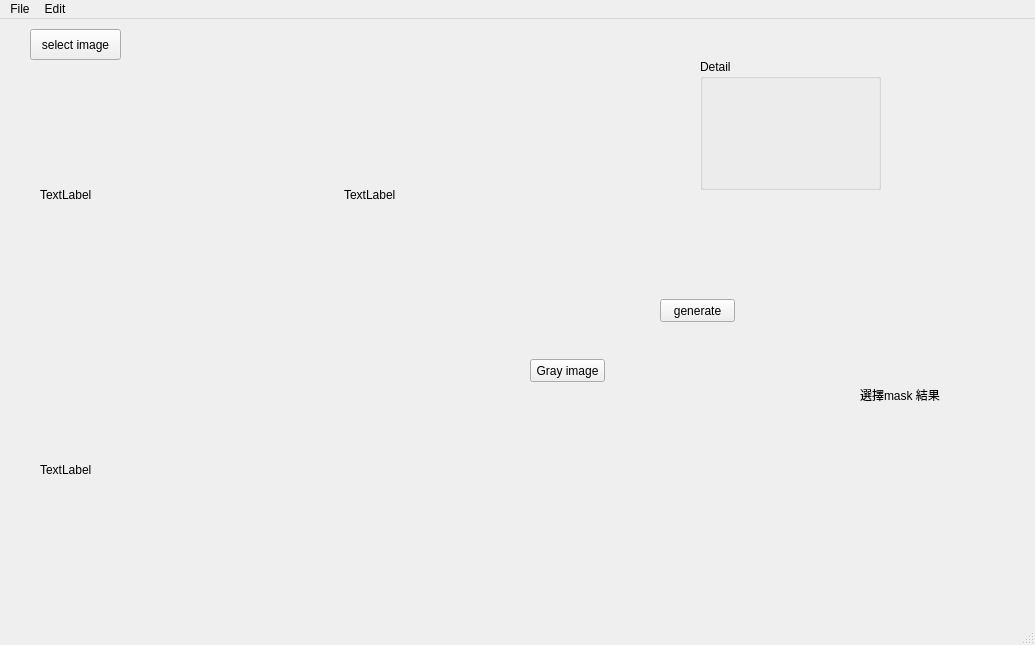
Qt form ui6/pyui.ui (monero778176/AIP2020) before a commit.
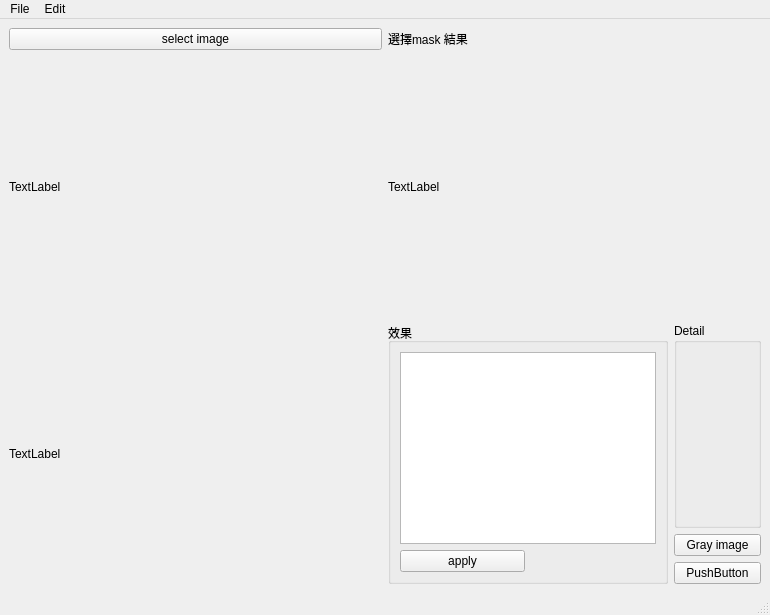
The same form after that commit.

```diff
--- a/ui6/pyui.ui
+++ b/ui6/pyui.ui
@@ -6,148 +6,125 @@
    <rect>
     <x>0</x>
     <y>0</y>
-    <width>1035</width>
-    <height>645</height>
+    <width>770</width>
+    <height>615</height>
    </rect>
   </property>
   <property name="windowTitle">
    <string>MainWindow</string>
   </property>
   <widget class="QWidget" name="centralwidget">
-   <widget class="QWidget" name="horizontalLayoutWidget">
-    <property name="geometry">
-     <rect>
-      <x>40</x>
-      <y>50</y>
-      <width>601</width>
-      <height>251</height>
-     </rect>
-    </property>
-    <layout class="QHBoxLayout" name="horizontalLayout">
-     <item>
-      <widget class="QLabel" name="lb_input">
-       <property name="text">
-        <string>TextLabel</string>
-       </property>
-      </widget>
-     </item>
-     <item>
-      <widget class="QLabel" name="lb_output">
-       <property name="text">
-        <string>TextLabel</string>
-       </property>
-      </widget>
-     </item>
-    </layout>
-   </widget>
-   <widget class="QPushButton" name="btn_select_img">
-    <property name="geometry">
-     <rect>
-      <x>30</x>
-      <y>10</y>
-      <width>91</width>
-      <height>31</height>
-     </rect>
-    </property>
-    <property name="text">
-     <string>select image</string>
-    </property>
-   </widget>
-   <widget class="QPushButton" name="pushButton">
-    <property name="geometry">
-     <rect>
-      <x>660</x>
-      <y>280</y>
-      <width>75</width>
-      <height>23</height>
-     </rect>
-    </property>
-    <property name="text">
-     <string>generate</string>
-    </property>
-   </widget>
-   <widget class="QGroupBox" name="groupBox">
-    <property name="geometry">
-     <rect>
-      <x>700</x>
-      <y>40</y>
-      <width>181</width>
-      <height>131</height>
-     </rect>
-    </property>
-    <property name="title">
-     <string>Detail</string>
-    </property>
-    <widget class="QLabel" name="lb_detail">
-     <property name="geometry">
-      <rect>
-       <x>0</x>
-       <y>20</y>
-       <width>161</width>
-       <height>91</height>
-      </rect>
-     </property>
-     <property name="text">
-      <string/>
-     </property>
-    </widget>
-   </widget>
-   <widget class="QLabel" name="lb_mask_result">
-    <property name="geometry">
-     <rect>
-      <x>860</x>
-      <y>350</y>
-      <width>111</width>
-      <height>51</height>
-     </rect>
-    </property>
-    <property name="text">
-     <string>選擇mask 結果</string>
-    </property>
-   </widget>
-   <widget class="QWidget" name="horizontalLayoutWidget_2">
-    <property name="geometry">
-     <rect>
-      <x>40</x>
-      <y>310</y>
-      <width>441</width>
-      <height>281</height>
-     </rect>
-    </property>
-    <layout class="QHBoxLayout" name="horizontalLayout_2">
-     <item>
-      <widget class="QLabel" name="lb_hist">
-       <property name="text">
-        <string>TextLabel</string>
-       </property>
-      </widget>
-     </item>
-    </layout>
-   </widget>
-   <widget class="QPushButton" name="btn_gray">
-    <property name="geometry">
-     <rect>
-      <x>530</x>
-      <y>340</y>
-      <width>75</width>
-      <height>23</height>
-     </rect>
-    </property>
-    <property name="text">
-     <string>Gray image</string>
-    </property>
-   </widget>
+   <layout class="QGridLayout" name="gridLayout">
+    <item row="0" column="0">
+     <widget class="QPushButton" name="btn_select_img">
+      <property name="text">
+       <string>select image</string>
+      </property>
+     </widget>
+    </item>
+    <item row="0" column="1">
+     <widget class="QLabel" name="lb_mask_result">
+      <property name="text">
+       <string>選擇mask 結果</string>
+      </property>
+     </widget>
+    </item>
+    <item row="1" column="0" colspan="2">
+     <layout class="QGridLayout" name="gridLayout_4">
+      <item row="0" column="0">
+       <widget class="QLabel" name="lb_input">
+        <property name="text">
+         <string>TextLabel</string>
+        </property>
+       </widget>
+      </item>
+      <item row="1" column="0">
+       <widget class="QLabel" name="lb_hist">
+        <property name="text">
+         <string>TextLabel</string>
+        </property>
+       </widget>
+      </item>
+      <item row="0" column="2">
+       <widget class="QLabel" name="lb_output">
+        <property name="text">
+         <string>TextLabel</string>
+        </property>
+       </widget>
+      </item>
+      <item row="1" column="2">
+       <layout class="QGridLayout" name="gridLayout_3">
+        <item row="0" column="0">
+         <widget class="QGroupBox" name="groupBox_2">
+          <property name="title">
+           <string>效果</string>
+          </property>
+          <layout class="QGridLayout" name="gridLayout_2">
+           <item row="0" column="0" rowspan="2" colspan="2">
+            <widget class="QListWidget" name="list_effect"/>
+           </item>
+           <item row="2" column="0">
+            <widget class="QPushButton" name="btn_apply_effect">
+             <property name="text">
+              <string>apply</string>
+             </property>
+            </widget>
+           </item>
+          </layout>
+          <zorder>btn_apply_effect</zorder>
+          <zorder>list_effect</zorder>
+         </widget>
+        </item>
+        <item row="0" column="1">
+         <layout class="QGridLayout" name="gridLayout_5">
+          <item row="1" column="0">
+           <widget class="QPushButton" name="btn_gray">
+            <property name="text">
+             <string>Gray image</string>
+            </property>
+           </widget>
+          </item>
+          <item row="2" column="0">
+           <widget class="QPushButton" name="btn_check_effect">
+            <property name="text">
+             <string>PushButton</string>
+            </property>
+           </widget>
+          </item>
+          <item row="0" column="0">
+           <widget class="QGroupBox" name="groupBox">
+            <property name="title">
+             <string>Detail</string>
+            </property>
+            <layout class="QGridLayout" name="gridLayout_6">
+             <item row="0" column="0">
+              <widget class="QLabel" name="lb_detail">
+               <property name="text">
+                <string/>
+               </property>
+              </widget>
+             </item>
+            </layout>
+           </widget>
+          </item>
+         </layout>
+        </item>
+       </layout>
+      </item>
+     </layout>
+    </item>
+   </layout>
   </widget>
   <widget class="QMenuBar" name="menubar">
    <property name="geometry">
     <rect>
      <x>0</x>
      <y>0</y>
-     <width>1035</width>
+     <width>770</width>
      <height>21</height>
     </rect>
    </property>
-   <widget class="QMenu" name="menufile">
+   <widget class="QMenu" name="menuFile">
     <property name="title">
      <string>File</string>
     </property>
@@ -161,7 +138,7 @@
     <addaction name="actionedge_detection"/>
     <addaction name="actionBlur_process"/>
    </widget>
-   <addaction name="menufile"/>
+   <addaction name="menuFile"/>
    <addaction name="menuEdit"/>
   </widget>
   <widget class="QStatusBar" name="statusbar"/>
```
Left out of the diff: 36 changed lines with no effect on the pictures.
